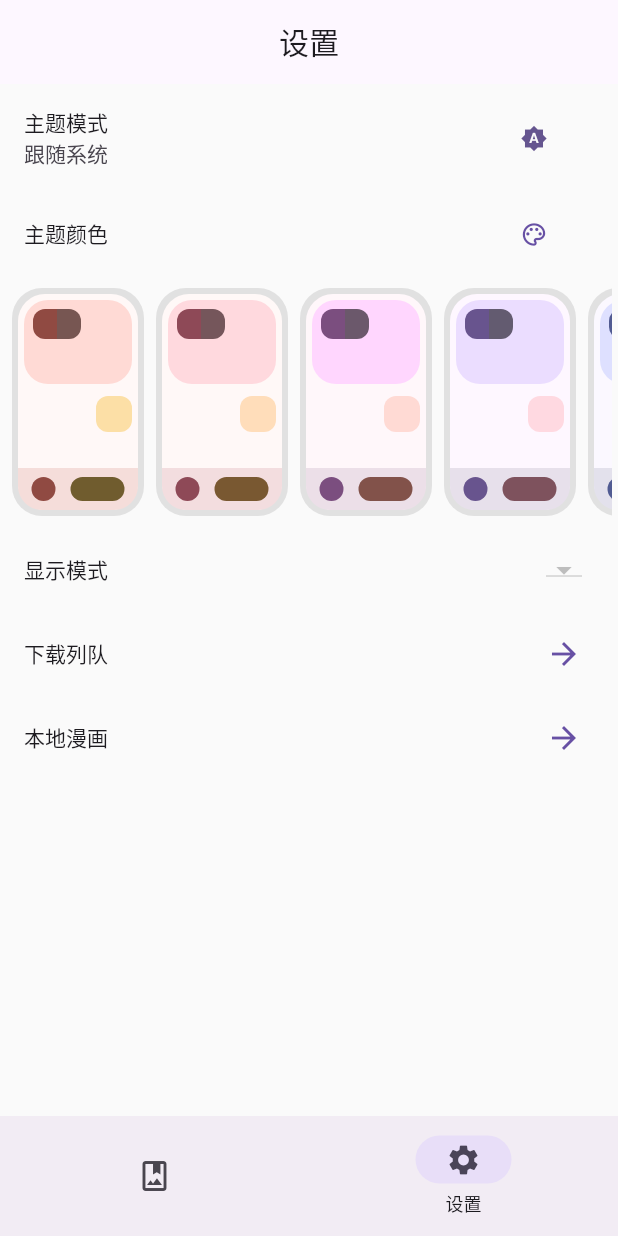
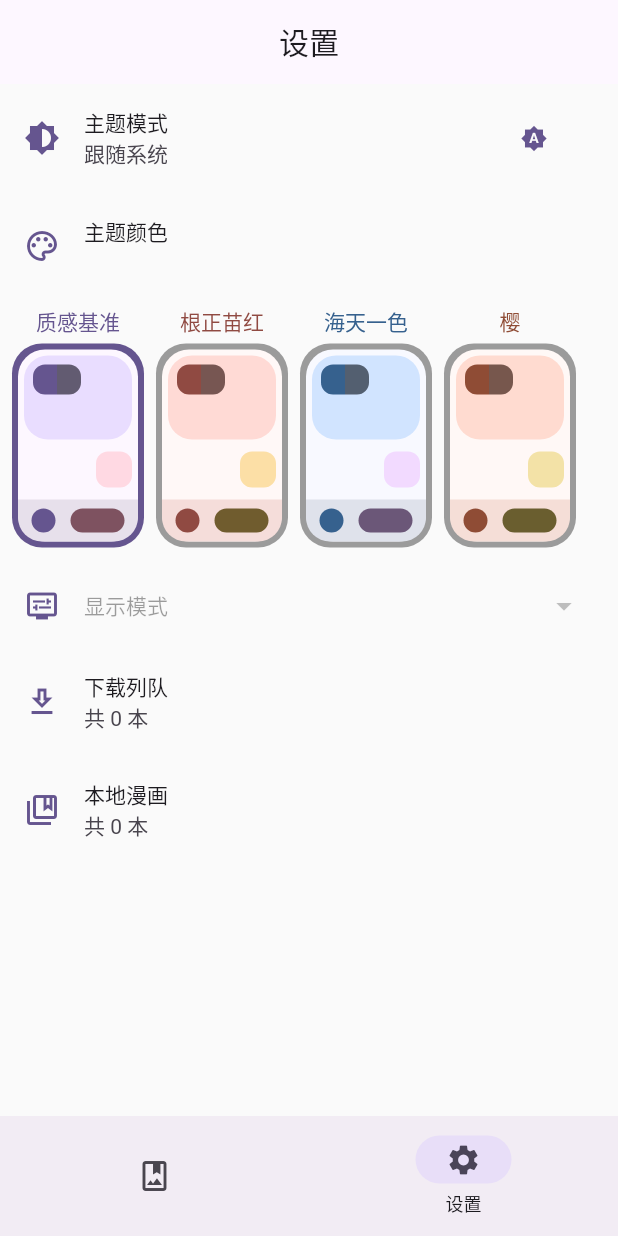
Before and after one commit to tom8zds/dm_project, a Flutter app: the screen it shows after launch, item 2 of the bottom bar chosen, on a phone screen of 412 x 824 dp. Run offline on Flutter 3.47's test engine with Material 2 defaults, Android fonts, the phone set to English and light mode, and no system bars; drawn by our look-alikes of pull_to_refresh; our stand-ins replace badges, convert, dio, dynamic_color, equatable, extended_image and 9 more; missing offline and left inert: common_utils, crypton, flowder, flutter_displaymode, protobuf; accounts and stored records are empty; network calls fail.

Commit message:
优化设置页面 优化主题选择 优化系统主题

```diff
--- a/lib/bloc/setting/app_config_cubit.dart
+++ b/lib/bloc/setting/app_config_cubit.dart
@@ -1,12 +1,13 @@
 import 'dart:io';
 
-import 'package:bloc/bloc.dart';
+import 'package:dmapicore/internal/app_constants.dart';
 import 'package:dmapicore/model/common/load_status_model.dart';
 import 'package:dmapicore/model/setting/app_config_model.dart';
 import 'package:dmapicore/repo/setting/user_setting_repo.dart';
 import 'package:dynamic_color/dynamic_color.dart';
 import 'package:equatable/equatable.dart';
 import 'package:flutter/material.dart';
+import 'package:flutter_bloc/flutter_bloc.dart';
 import 'package:flutter_displaymode/flutter_displaymode.dart';
 
 part 'app_config_state.dart';
@@ -21,6 +22,7 @@ class AppConfigCubit extends Cubit<AppConfigState> {
     try {
       final List<DisplayMode> modeList = await checkRefreshRate();
       final DisplayMode m = await FlutterDisplayMode.active;
+      await loadSystemThemeColor();
       await handleThemeColor();
       emit(
         state.copyWith(
@@ -47,78 +49,61 @@ class AppConfigCubit extends Cubit<AppConfigState> {
   Future<List<DisplayMode>> checkRefreshRate() async {
     try {
       final modes = await FlutterDisplayMode.supported;
-      modes.forEach(print);
       return modes;
-
-      /// On OnePlus 7 Pro:
-      /// #0 0x0 @0Hz // Automatic
-      /// #1 1080x2340 @ 60Hz
-      /// #2 1080x2340 @ 90Hz
-      /// #3 1440x3120 @ 90Hz
-      /// #4 1440x3120 @ 60Hz
-
-      /// On OnePlus 8 Pro:
-      /// #0 0x0 @0Hz // Automatic
-      /// #1 1080x2376 @ 60Hz
-      /// #2 1440x3168 @ 120Hz
-      /// #3 1440x3168 @ 60Hz
-      /// #4 1080x2376 @ 120Hz
     } on Exception {
-      /// e.code =>
-      /// noAPI - No API support. Only Marshmallow and above.
-      /// noActivity - Activity is not available. Probably app is in background
+      return [];
     }
-    return [];
   }
 
   void toggleThemeMode() {
     final themeMode = state.appConfig.themeMode;
-    emit(state.copyWith(
+    emit(
+      state.copyWith(
         appConfig: state.appConfig.copyWith(
-            themeMode: ThemeMode.values.elementAt((themeMode.index + 1) % 3))));
+          themeMode: ThemeMode.values.elementAt((themeMode.index + 1) % 3),
+        ),
+      ),
+    );
   }
 
-  void changeColorSeed(int colorSeed) {
-    emit(state.copyWith(
-        appConfig: state.appConfig.copyWith(colorSeed: colorSeed)));
+  void changeColorSeed(int colorSeed, {String? title}) {
+    emit(
+      state.copyWith(
+          appConfig:
+              state.appConfig.copyWith(colorSeed: colorSeed, isSysColor: false),
+          themeName: title),
+    );
+    handleThemeColor();
   }
 
-  Future toggleThemeColorMode() async {
+  Future toggleThemeColorMode({bool isSystem = true}) async {
+    if (isSystem == state.appConfig.isSysColor) {
+      return;
+    }
     emit(
       state.copyWith(
-        appConfig:
-            state.appConfig.copyWith(isSysColor: !state.appConfig.isSysColor),
+        appConfig: state.appConfig.copyWith(
+          isSysColor: isSystem,
+        ),
       ),
     );
     await handleThemeColor();
   }
 
-  Future handleThemeColor() async {
-    if (!state.appConfig.isSysColor) {
-      final systemLightScheme = ColorScheme.fromSeed(
-        seedColor: Color(state.appConfig.colorSeed),
-      );
-      final systemDarkScheme = ColorScheme.fromSeed(
-        seedColor: Color(state.appConfig.colorSeed),
-        brightness: Brightness.dark,
-      );
-      emit(
-        state.copyWith(
-          appDarkScheme: systemDarkScheme,
-          appLightScheme: systemLightScheme,
-        ),
-      );
-      return;
-    }
+  Future loadSystemThemeColor() async {
     if (Platform.isAndroid) {
       final systemCorePalette = await DynamicColorPlugin.getCorePalette();
       if (systemCorePalette != null) {
         final systemLightScheme = systemCorePalette.toColorScheme();
-        final systemDarkScheme = systemCorePalette.toColorScheme(brightness: Brightness.dark);
+        final systemDarkScheme =
+            systemCorePalette.toColorScheme(brightness: Brightness.dark);
         emit(
           state.copyWith(
+            themeName: "跟随系统",
             appDarkScheme: systemDarkScheme,
             appLightScheme: systemLightScheme,
+            sysLightScheme: systemLightScheme,
+            sysDarkScheme: systemDarkScheme,
           ),
         );
       }
@@ -134,11 +119,47 @@ class AppConfigCubit extends Cubit<AppConfigState> {
         );
         emit(
           state.copyWith(
+            themeName: "跟随系统",
             appDarkScheme: systemDarkScheme,
             appLightScheme: systemLightScheme,
+            sysLightScheme: systemLightScheme,
+            sysDarkScheme: systemDarkScheme,
           ),
         );
       }
     }
   }
+
+  Future handleThemeColor() async {
+    if (!state.appConfig.isSysColor) {
+      final systemLightScheme = ColorScheme.fromSeed(
+        seedColor: Color(state.appConfig.colorSeed),
+      );
+      final systemDarkScheme = ColorScheme.fromSeed(
+        seedColor: Color(state.appConfig.colorSeed),
+        brightness: Brightness.dark,
+      );
+      emit(
+        state.copyWith(
+          themeName: themeColorNames.elementAt(
+            themeColors.indexOf(state.appConfig.colorSeed),
+          ),
+          appDarkScheme: systemDarkScheme,
+          appLightScheme: systemLightScheme,
+        ),
+      );
+      return;
+    }
+    if (state.sysLightScheme == null) {
+      await loadSystemThemeColor();
+    } else {
+      emit(
+        state.copyWith(
+          themeName: "跟随系统",
+          appDarkScheme: state.sysDarkScheme,
+          appLightScheme: state.sysLightScheme,
+        ),
+      );
+    }
+  }
 }
--- a/lib/bloc/setting/app_config_state.dart
+++ b/lib/bloc/setting/app_config_state.dart
@@ -30,11 +30,14 @@ class AppConfigState extends Equatable {
   final LoadStatus status;
   final ColorScheme? appLightScheme;
   final ColorScheme? appDarkScheme;
+  final ColorScheme? sysLightScheme;
+  final ColorScheme? sysDarkScheme;
+  final String themeName;
 
   const AppConfigState({this.appConfig = const AppConfig(),
     this.status = LoadStatus.initial,
     this.displayModeList = const Iterable.empty(),
-    this.appLightScheme, this.appDarkScheme});
+    this.appLightScheme, this.appDarkScheme,this.sysLightScheme, this.sysDarkScheme, this.themeName = ""});
 
   @override
   List<Object?> get props =>
@@ -46,6 +49,9 @@ class AppConfigState extends Equatable {
     LoadStatus? status,
     ColorScheme? appLightScheme,
     ColorScheme? appDarkScheme,
+    ColorScheme? sysLightScheme,
+    ColorScheme? sysDarkScheme,
+    String? themeName,
   }) {
     return AppConfigState(
       appConfig: appConfig ?? this.appConfig,
@@ -53,6 +59,9 @@ class AppConfigState extends Equatable {
       status: status ?? this.status,
       appLightScheme: appLightScheme ?? this.appLightScheme,
       appDarkScheme: appDarkScheme ?? this.appDarkScheme,
+      sysLightScheme: sysLightScheme ?? this.sysLightScheme,
+      sysDarkScheme: sysDarkScheme ?? this.sysDarkScheme,
+      themeName: themeName ?? this.themeName,
     );
   }
 }
--- a/lib/internal/app_constants.dart
+++ b/lib/internal/app_constants.dart
@@ -8,6 +8,20 @@ const List<String> initBoxes = [
   comicApiBoxKey,
   comicMissionBoxKey,
   localComicBoxKey,
+];
+
+const themeColors = [
+  0xff6750a4,
+  0xFFF44336,
+  0xFF2196F3,
+  0xFFFCC9B9,
+];
+
+const themeColorNames = [
+  "质感基准",
+  "根正苗红",
+  "海天一色",
+  "樱",
 ];
 
 const imgHeader = {"Referer": "http://www.dmzj.com/"};
--- a/lib/main.dart
+++ b/lib/main.dart
@@ -1,6 +1,8 @@
 import 'package:dmapicore/bloc/setting/app_config_cubit.dart';
 import 'package:dmapicore/model/comic/comic_local_model.dart';
+import 'package:dmapicore/model/common/load_status_model.dart';
 import 'package:dmapicore/model/downloader/comic_download_model.dart';
+import 'package:dmapicore/repo/setting/user_setting_repo.dart';
 import 'package:firebase_core/firebase_core.dart';
 import 'package:firebase_crashlytics/firebase_crashlytics.dart';
 import 'package:flutter/material.dart';
@@ -92,8 +94,13 @@ class MyApp extends StatelessWidget {
       // 可以通过惯性滑动触发加载更多
 
       child: BlocConsumer<AppConfigCubit, AppConfigState>(
-          listener: (context, state) {},
+          listener: (context, state) {
+            UserSettingRepo.instance.setUserData(state.appConfig);
+          },
           builder: (context, state) {
+            if (state.status.isInitial) {
+              context.read<AppConfigCubit>().fetchData();
+            }
             return MaterialApp(
               title: 'Flutter Demo',
               themeMode: state.appConfig.themeMode,
--- a/lib/repo/setting/user_setting_repo.dart
+++ b/lib/repo/setting/user_setting_repo.dart
@@ -16,7 +16,6 @@ class UserSettingRepo {
   UserSettingRepo();
 
   AppConfig getUserData() {
-    settingBox.delete(_settingKey);
     if (settingBox.containsKey(_settingKey)) {
       Map<String, dynamic> json = jsonDecode(settingBox.get(_settingKey));
       return AppConfig.fromJson(json);
@@ -31,6 +30,6 @@ class UserSettingRepo {
   }
 
   void setUserData(AppConfig newData) {
-    settingBox.put(_settingKey, newData.toJson());
+    settingBox.put(_settingKey, jsonEncode(newData.toJson()));
   }
 }
--- a/lib/views/home_page.dart
+++ b/lib/views/home_page.dart
@@ -1,3 +1,4 @@
+import 'package:animations/animations.dart';
 import 'package:dmapicore/views/comic/comic_home.dart';
 import 'package:dmapicore/views/setting/setting_page.dart';
 import 'package:flutter/material.dart';
@@ -9,22 +10,36 @@ class HomePageView extends StatefulWidget {
 
 class HomePageViewState extends State<HomePageView> {
   int index = 0;
+  int preIndex = 0;
+
+  final pageList = [
+    ComicHomeView(),
+    const SettingPage(),
+  ];
 
   @override
   Widget build(BuildContext context) {
     return Scaffold(
-      body: IndexedStack(
-        index: index,
-        children: [
-          ComicHomeView(),
-          SettingPage(),
-        ],
+      body: PageTransitionSwitcher(
+        duration: const Duration(milliseconds: 500),
+        reverse: index < preIndex,
+        transitionBuilder: (Widget child, Animation<double> primaryAnimation,
+            Animation<double> secondaryAnimation) {
+          return SharedAxisTransition(
+            animation: primaryAnimation,
+            secondaryAnimation: secondaryAnimation,
+            transitionType: SharedAxisTransitionType.horizontal,
+            child: child,
+          );
+        },
+        child: pageList[index],
       ),
       bottomNavigationBar: NavigationBar(
         selectedIndex: index,
         labelBehavior: NavigationDestinationLabelBehavior.onlyShowSelected,
         onDestinationSelected: (value) {
           setState(() {
+            preIndex = index;
             index = value;
           });
         },
--- a/lib/views/setting/setting_page.dart
+++ b/lib/views/setting/setting_page.dart
@@ -1,5 +1,7 @@
+import 'package:dmapicore/bloc/comic/local_comic/local_comic_cubit.dart';
+import 'package:dmapicore/bloc/downloader/comic_downloader_cubit.dart';
 import 'package:dmapicore/bloc/setting/app_config_cubit.dart';
-import 'package:dmapicore/model/common/load_status_model.dart';
+import 'package:dmapicore/internal/app_constants.dart';
 import 'package:dmapicore/views/setting/download_page.dart';
 import 'package:dmapicore/views/setting/local_comic_page.dart';
 import 'package:flutter/material.dart';
@@ -19,9 +21,6 @@ class SettingPage extends StatelessWidget {
             (element) => element.value == state.appConfig.colorSeed);
         final ScrollController scrollController =
             ScrollController(initialScrollOffset: index > 0 ? index * 96 : 0);
-        if (state.status.isInitial) {
-          context.read<AppConfigCubit>().fetchData();
-        }
         return Scaffold(
           appBar: AppBar(
             title: const Text("设置"),
@@ -31,6 +30,13 @@ class SettingPage extends StatelessWidget {
             physics: const BouncingScrollPhysics(),
             children: [
               ListTile(
+                leading: SizedBox(
+                  height: kToolbarHeight,
+                  child: Icon(
+                    Icons.brightness_6,
+                    color: theme.colorScheme.primary,
+                  ),
+                ),
                 title: const Text("主题模式"),
                 subtitle: Text(state.appConfig.themeMode.getTitle()),
                 trailing: TextButton(
@@ -41,76 +47,114 @@ class SettingPage extends StatelessWidget {
                 ),
               ),
               ListTile(
+                leading: SizedBox(
+                  height: kToolbarHeight,
+                  child: Icon(
+                    Icons.color_lens_outlined,
+                    color: theme.colorScheme.primary,
+                  ),
+                ),
                 title: const Text("主题颜色"),
-                trailing: TextButton(
-                  child: state.appConfig.isSysColor
-                      ? Icon(
-                          Icons.hdr_auto,
-                          color: Theme.of(context).colorScheme.primary,
-                        )
-                      : Icon(
-                          Icons.color_lens_outlined,
-                          color: Color(state.appConfig.colorSeed),
-                        ),
-                  onPressed: () {
-                    context.read<AppConfigCubit>().toggleThemeColorMode();
-                  },
+                subtitle: Text(
+                  state.themeName,
+                  style: TextStyle(color: theme.colorScheme.primary),
                 ),
               ),
               Container(
                 width: MediaQuery.of(context).size.width,
-                height: 160,
+                height: 168,
                 margin: const EdgeInsets.all(4),
-                child: state.appConfig.isSysColor
-                    ? Center(
-                        child: ThemePresent(
-                          lightScheme: state.appLightScheme!,
-                          darkScheme: state.appDarkScheme!,
+                child: Row(
+                  children: [
+                    state.sysLightScheme == null
+                        ? Container()
+                        : ThemePresent(
+                            title: "跟随系统",
+                            lightScheme: state.sysLightScheme!,
+                            darkScheme: state.sysDarkScheme!,
                             brightness: theme.brightness,
-                          selected: true,
-                          onTap: () {},
+                            selected: state.appConfig.isSysColor,
+                            onTap: () {
+                              context
+                                  .read<AppConfigCubit>()
+                                  .toggleThemeColorMode(isSystem: true);
+                            },
                           ),
-                      )
-                    : ListView.builder(
+                    state.sysLightScheme == null
+                        ? Container()
+                        : VerticalDivider(
+                            color: Theme.of(context).colorScheme.primary,
+                          ),
+                    Expanded(
+                      child: ListView.builder(
                         cacheExtent: MediaQuery.of(context).size.width,
                         controller: scrollController,
                         shrinkWrap: true,
                         scrollDirection: Axis.horizontal,
                         itemBuilder: (context, index) {
-                          final color = Colors.primaries.elementAt(index);
+                          final color = Color(themeColors.elementAt(index));
+                          final title = themeColorNames.elementAt(index);
                           return ThemePresent(
+                            title: title,
                             lightScheme: ColorScheme.fromSeed(
                               seedColor: color,
                             ),
                             darkScheme: ColorScheme.fromSeed(
                                 seedColor: color, brightness: Brightness.dark),
                             brightness: theme.brightness,
-                            selected: color.value == state.appConfig.colorSeed,
+                            selected: (!state.appConfig.isSysColor) &&
+                                color.value == state.appConfig.colorSeed,
                             onTap: () {
                               context
                                   .read<AppConfigCubit>()
-                                  .changeColorSeed(color.value);
+                                  .changeColorSeed(color.value, title: title);
                             },
                           );
                         },
-                        itemCount: Colors.primaries.length,
+                        itemCount: themeColors.length,
+                      ),
+                    ),
+                  ],
                 ),
               ),
               ListTile(
+                enabled: state.displayModeList.length > 1,
+                leading: SizedBox(
+                  height: kToolbarHeight,
+                  child: Icon(
+                    Icons.display_settings,
+                    color: theme.colorScheme.primary,
+                  ),
+                ),
                 title: const Text("显示模式"),
-                trailing: DropdownButton<DisplayMode>(
+                trailing: DropdownButtonHideUnderline(
+                  child: DropdownButton<DisplayMode>(
                     value: state.appConfig.displayMode,
                     items: state.displayModeList
-                      .map((e) => DropdownMenuItem<DisplayMode>(
+                        .map(
+                          (e) => DropdownMenuItem<DisplayMode>(
                             value: e,
-                            child: Text(e.refreshRate.toString()),
-                          ))
+                            child: Text(
+                              e.refreshRate.toStringAsFixed(2),
+                            ),
+                          ),
+                        )
                         .toList(),
                     onChanged: (DisplayMode? value) {},
                   ),
                 ),
+              ),
               ListTile(
+                leading: SizedBox(
+                  height: kToolbarHeight,
+                  child: Icon(
+                    Icons.download_outlined,
+                    color: theme.colorScheme.primary,
+                  ),
+                ),
                 title: const Text("下载列队"),
+                subtitle: Text(
+                    "共 ${context.read<ComicDownloaderCubit>().missionBox.length} 本"),
                 onTap: () {
                   Navigator.of(context).push(
                     MaterialPageRoute(
@@ -118,13 +162,18 @@ class SettingPage extends StatelessWidget {
                     ),
                   );
                 },
-                trailing: Icon(
-                  Icons.arrow_forward,
-                  color: Color(state.appConfig.colorSeed),
+              ),
+              ListTile(
+                leading: SizedBox(
+                  height: kToolbarHeight,
+                  child: Icon(
+                    Icons.collections_bookmark_outlined,
+                    color: theme.colorScheme.primary,
                   ),
                 ),
-              ListTile(
                 title: const Text("本地漫画"),
+                subtitle: Text(
+                    "共 ${context.read<LocalComicCubit>().localComicBox.length} 本"),
                 onTap: () {
                   Navigator.of(context).push(
                     MaterialPageRoute(
@@ -132,10 +181,6 @@ class SettingPage extends StatelessWidget {
                     ),
                   );
                 },
-                trailing: Icon(
-                  Icons.arrow_forward,
-                  color: Color(state.appConfig.colorSeed),
-                ),
               ),
             ],
           ),
@@ -146,6 +191,7 @@ class SettingPage extends StatelessWidget {
 }
 
 class ThemePresent extends StatelessWidget {
+  final String title;
   final ColorScheme lightScheme;
   final ColorScheme darkScheme;
   final Brightness brightness;
@@ -154,6 +200,7 @@ class ThemePresent extends StatelessWidget {
 
   const ThemePresent({
     Key? key,
+    required this.title,
     required this.lightScheme,
     required this.darkScheme,
     required this.selected,
@@ -172,14 +219,21 @@ class ThemePresent extends StatelessWidget {
             useMaterial3: true,
             colorScheme: darkScheme,
           );
-    return Material(
+    return Column(
+      children: [
+        Text(
+          title,
+          style: TextStyle(color: theme.colorScheme.primary),
+        ),
+        Material(
           child: Ink(
             padding: const EdgeInsets.all(4),
             child: Ink(
               padding: const EdgeInsets.all(4),
               decoration: BoxDecoration(
                 borderRadius: BorderRadius.circular(20),
-            color: selected ? theme.colorScheme.primary : theme.highlightColor,
+                color:
+                    selected ? theme.colorScheme.primary : theme.disabledColor,
               ),
               child: InkWell(
                 borderRadius: BorderRadius.circular(18),
@@ -279,6 +333,8 @@ class ThemePresent extends StatelessWidget {
               ),
             ),
           ),
+        ),
+      ],
     );
   }
 }
```
Also changed, not shown: pubspec.lock. Lines whose indentation alone changed are shown as unchanged.
